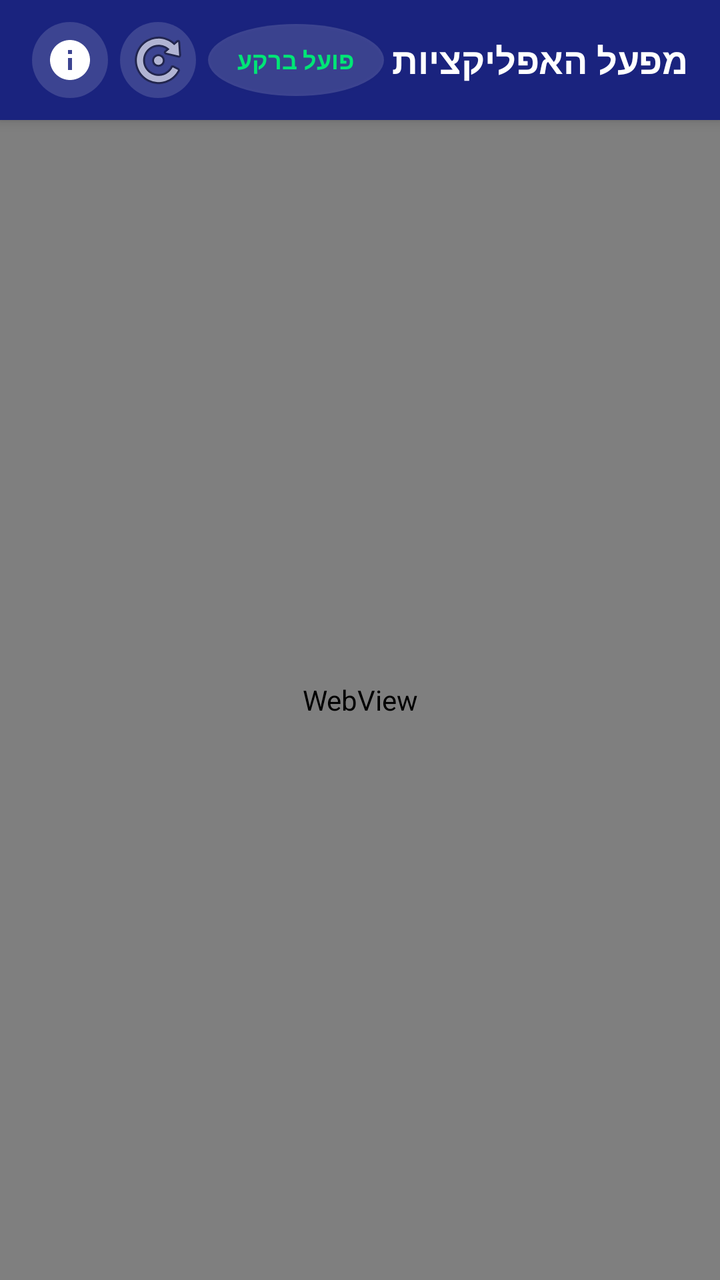
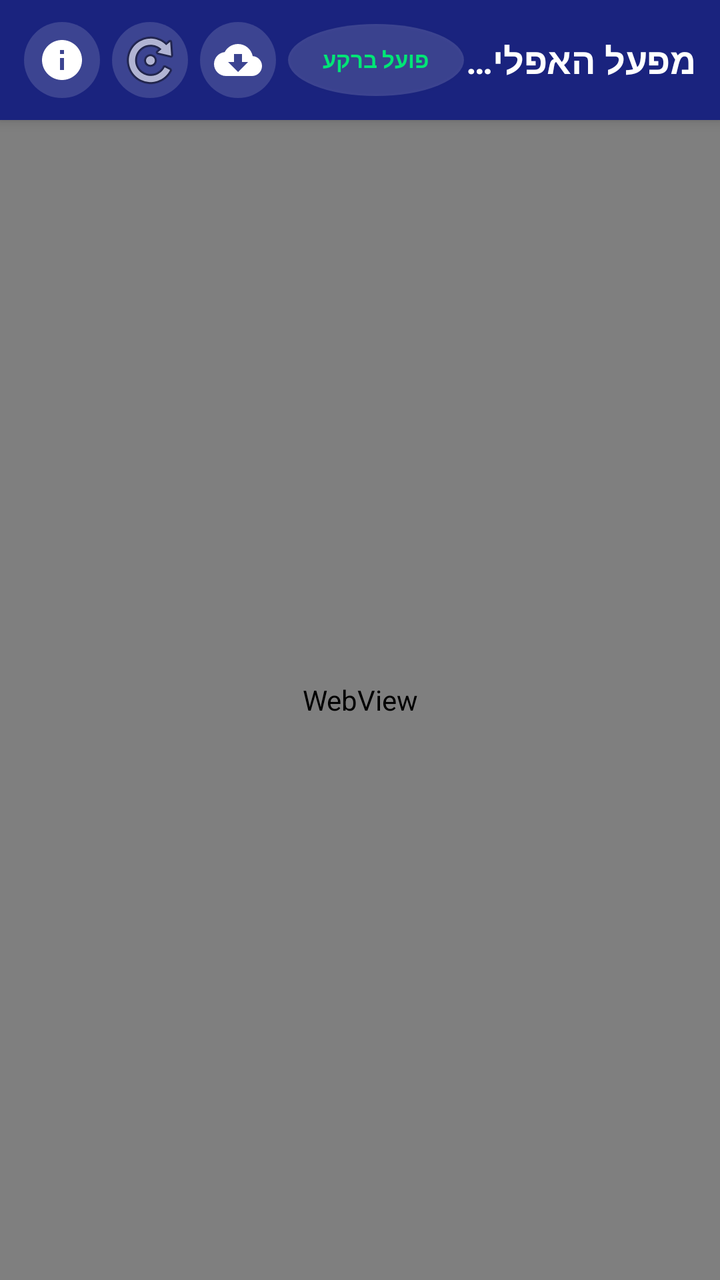

Compare the two renders of this Android layout. The source of the first and the diff that turns it into the second are given below.
<!-- AndroidManifest.xml: application theme android:Theme.Material.Light.NoActionBar -->
<!-- res/layout/activity_main.xml -->
<RelativeLayout xmlns:android="http://schemas.android.com/apk/res/android"
    android:layout_width="match_parent"
    android:layout_height="match_parent"
    android:background="#F5F6FA"
    android:layoutDirection="rtl">

    
    <LinearLayout
        android:id="@+id/headerBar"
        android:layout_width="match_parent"
        android:layout_height="60dp"
        android:background="#1A237E"
        android:elevation="4dp"
        android:gravity="center_vertical"
        android:orientation="horizontal"
        android:paddingEnd="16dp"
        android:paddingStart="16dp">

        <TextView
            android:id="@+id/tvTitle"
            android:layout_width="0dp"
            android:layout_height="wrap_content"
            android:layout_weight="1"
            android:ellipsize="end"
            android:maxLines="1"
            android:text="@string/site_title"
            android:textColor="#FFFFFF"
            android:textSize="18sp"
            android:textStyle="bold" />

        <Button
            android:id="@+id/btnToggleBackground"
            android:layout_width="wrap_content"
            android:layout_height="36dp"
            android:layout_marginEnd="6dp"
            android:background="@drawable/bg_action_btn"
            android:paddingEnd="12dp"
            android:paddingStart="12dp"
            android:text="@string/bg_active"
            android:textColor="#00E676"
            android:textSize="12sp"
            android:textStyle="bold" />

        <ImageButton
            android:id="@+id/btnRefresh"
            android:layout_width="38dp"
            android:layout_height="38dp"
            android:layout_marginEnd="6dp"
            android:background="@drawable/bg_action_btn"
            android:contentDescription="@string/retry"
            android:padding="8dp"
            android:src="@android:drawable/ic_menu_rotate" />

        <ImageButton
            android:id="@+id/btnAbout"
            android:layout_width="38dp"
            android:layout_height="38dp"
            android:background="@drawable/bg_action_btn"
            android:contentDescription="@string/about_title"
            android:padding="8dp"
            android:src="@drawable/ic_info" />

    </LinearLayout>

    
    <ProgressBar
        android:id="@+id/progressBar"
        style="?android:attr/progressBarStyleHorizontal"
        android:layout_width="match_parent"
        android:layout_height="4dp"
        android:layout_below="@id/headerBar"
        android:max="100"
        android:progressDrawable="@android:drawable/progress_horizontal"
        android:visibility="gone" />

    
    <WebView
        android:id="@+id/webView"
        android:layout_width="match_parent"
        android:layout_height="match_parent"
        android:layout_below="@id/progressBar" />

    
    <LinearLayout
        android:id="@+id/errorView"
        android:layout_width="match_parent"
        android:layout_height="match_parent"
        android:layout_below="@id/headerBar"
        android:background="#F5F6FA"
        android:gravity="center"
        android:orientation="vertical"
        android:padding="24dp"
        android:visibility="gone">

        <LinearLayout
            android:layout_width="match_parent"
            android:layout_height="wrap_content"
            android:background="@drawable/bg_card"
            android:gravity="center"
            android:orientation="vertical"
            android:padding="32dp">

            <ImageView
                android:layout_width="64dp"
                android:layout_height="64dp"
                android:layout_marginBottom="16dp"
                android:contentDescription="@string/error_title"
                android:src="@android:drawable/ic_dialog_alert" />

            <TextView
                android:layout_width="wrap_content"
                android:layout_height="wrap_content"
                android:layout_marginBottom="8dp"
                android:text="@string/error_title"
                android:textColor="#212121"
                android:textSize="20sp"
                android:textStyle="bold" />

            <TextView
                android:layout_width="wrap_content"
                android:layout_height="wrap_content"
                android:layout_marginBottom="24dp"
                android:gravity="center"
                android:lineSpacingExtra="4dp"
                android:text="@string/error_message"
                android:textColor="#757575"
                android:textSize="14sp" />

            <Button
                android:id="@+id/btnRetry"
                android:layout_width="200dp"
                android:layout_height="48dp"
                android:background="@drawable/bg_primary_btn"
                android:text="@string/retry"
                android:textColor="#FFFFFF"
                android:textSize="16sp"
                android:textStyle="bold" />

        </LinearLayout>
    </LinearLayout>

</RelativeLayout>
<!-- resources referenced by this layout -->
<resources>
  <!-- drawable bg_action_btn (drawable) -->
  <shape xmlns:android="http://schemas.android.com/apk/res/android"
      android:shape="oval">
      <solid android:color="#26FFFFFF" />
  </shape>
  <!-- drawable bg_card (drawable) -->
  <shape xmlns:android="http://schemas.android.com/apk/res/android"
      android:shape="rectangle">
      <solid android:color="#FFFFFF" />
      <corners android:radius="16dp" />
      <stroke android:width="1dp" android:color="#E0E0E0" />
  </shape>
  <!-- drawable bg_primary_btn (drawable) -->
  <shape xmlns:android="http://schemas.android.com/apk/res/android"
      android:shape="rectangle">
      <solid android:color="#1A237E" />
      <corners android:radius="12dp" />
  </shape>
  <!-- drawable ic_info (drawable) -->
  <vector xmlns:android="http://schemas.android.com/apk/res/android"
      android:width="24dp"
      android:height="24dp"
      android:viewportWidth="24"
      android:viewportHeight="24">
      <path
          android:fillColor="#FFFFFF"
          android:pathData="M12,2 C6.48,2 2,6.48 2,12 C2,17.52 6.48,22 12,22 C17.52,22 22,17.52 22,12 C22,6.48 17.52,2 12,2 Z M13,17 L11,17 L11,11 L13,11 L13,17 Z M13,9 L11,9 L11,7 L13,7 L13,9 Z" />
  </vector>
  <string name="about_title">אודות וקרדיטים</string>
  <string name="bg_active">פועל ברקע</string>
  <string name="error_message">אירעה שגיאה בטעינת האתר. אנא בדקו את חיבור האינטרנט ונסו שוב.</string>
  <string name="error_title">לא ניתן להתחבר לאתר</string>
  <string name="retry">נסה שוב</string>
  <string name="site_title">מפעל האפליקציות</string>
</resources>

<!-- the commit's change to res/layout/activity_main.xml (unified diff, before → after) -->
@@ -13,8 +13,8 @@
         android:elevation="4dp"
         android:gravity="center_vertical"
         android:orientation="horizontal"
-        android:paddingEnd="16dp"
-        android:paddingStart="16dp">
+        android:paddingEnd="12dp"
+        android:paddingStart="12dp">
 
         <TextView
             android:id="@+id/tvTitle"
@@ -34,12 +34,22 @@
             android:layout_height="36dp"
             android:layout_marginEnd="6dp"
             android:background="@drawable/bg_action_btn"
-            android:paddingEnd="12dp"
-            android:paddingStart="12dp"
+            android:paddingEnd="10dp"
+            android:paddingStart="10dp"
             android:text="@string/bg_active"
             android:textColor="#00E676"
-            android:textSize="12sp"
+            android:textSize="11sp"
             android:textStyle="bold" />
+
+        <ImageButton
+            android:id="@+id/btnDownloads"
+            android:layout_width="38dp"
+            android:layout_height="38dp"
+            android:layout_marginEnd="6dp"
+            android:background="@drawable/bg_action_btn"
+            android:contentDescription="@string/downloads_title"
+            android:padding="8dp"
+            android:src="@drawable/ic_download" />
 
         <ImageButton
             android:id="@+id/btnRefresh"
<!-- resource entries referenced after the edit -->
@@ -18,6 +18,16 @@
       <solid android:color="#1A237E" />
       <corners android:radius="12dp" />
   </shape>
+  <!-- drawable ic_download (drawable) -->
+  <vector xmlns:android="http://schemas.android.com/apk/res/android"
+      android:width="24dp"
+      android:height="24dp"
+      android:viewportWidth="24"
+      android:viewportHeight="24">
+      <path
+          android:fillColor="#FFFFFF"
+          android:pathData="M19.35,10.04 C18.67,6.59 15.64,4 12,4 C9.11,4 6.6,5.64 5.35,8.04 C2.34,8.36 0,10.91 0,14 C0,17.31 2.69,20 6,20 L19,20 C21.76,20 24,17.76 24,15 C24,12.36 21.95,10.22 19.35,10.04 Z M17,13 L12,18 L7,13 L10,13 L10,9 L14,9 L14,13 L17,13 Z" />
+  </vector>
   <!-- drawable ic_info (drawable) -->
   <vector xmlns:android="http://schemas.android.com/apk/res/android"
       android:width="24dp"
@@ -30,6 +40,7 @@
   </vector>
   <string name="about_title">אודות וקרדיטים</string>
   <string name="bg_active">פועל ברקע</string>
+  <string name="downloads_title">הורדות APK</string>
   <string name="error_message">אירעה שגיאה בטעינת האתר. אנא בדקו את חיבור האינטרנט ונסו שוב.</string>
   <string name="error_title">לא ניתן להתחבר לאתר</string>
   <string name="retry">נסה שוב</string>
